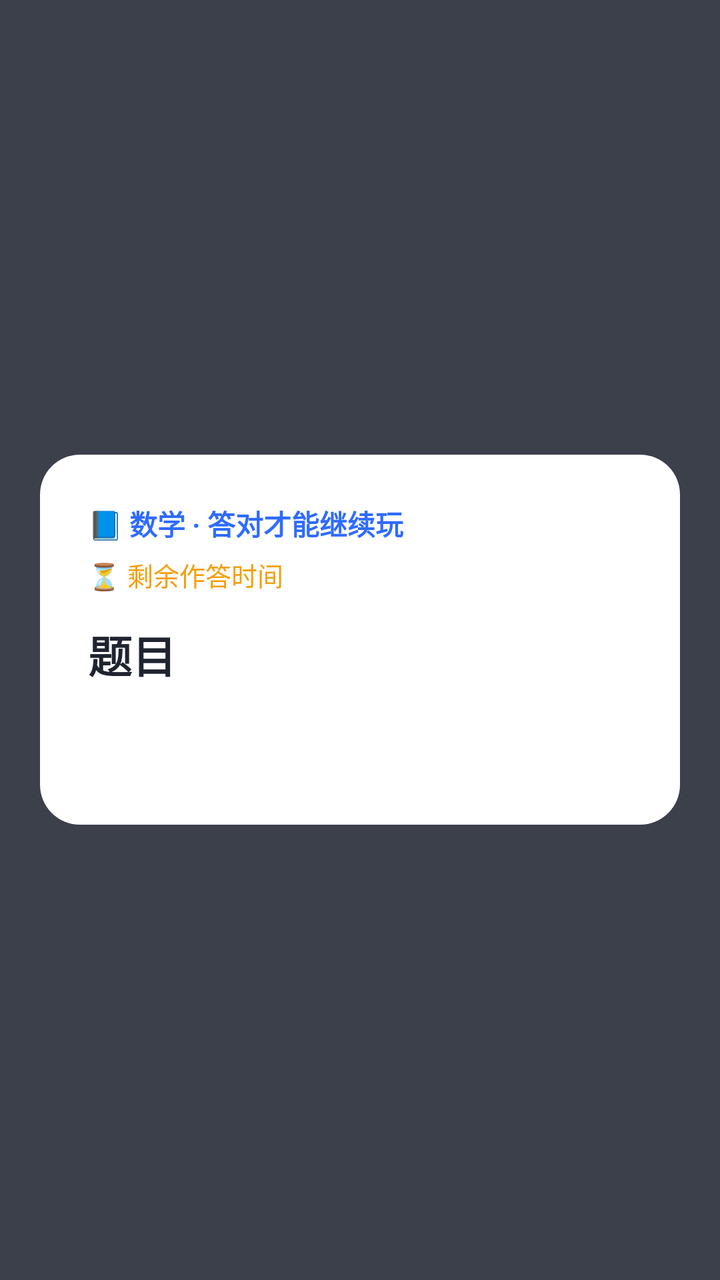
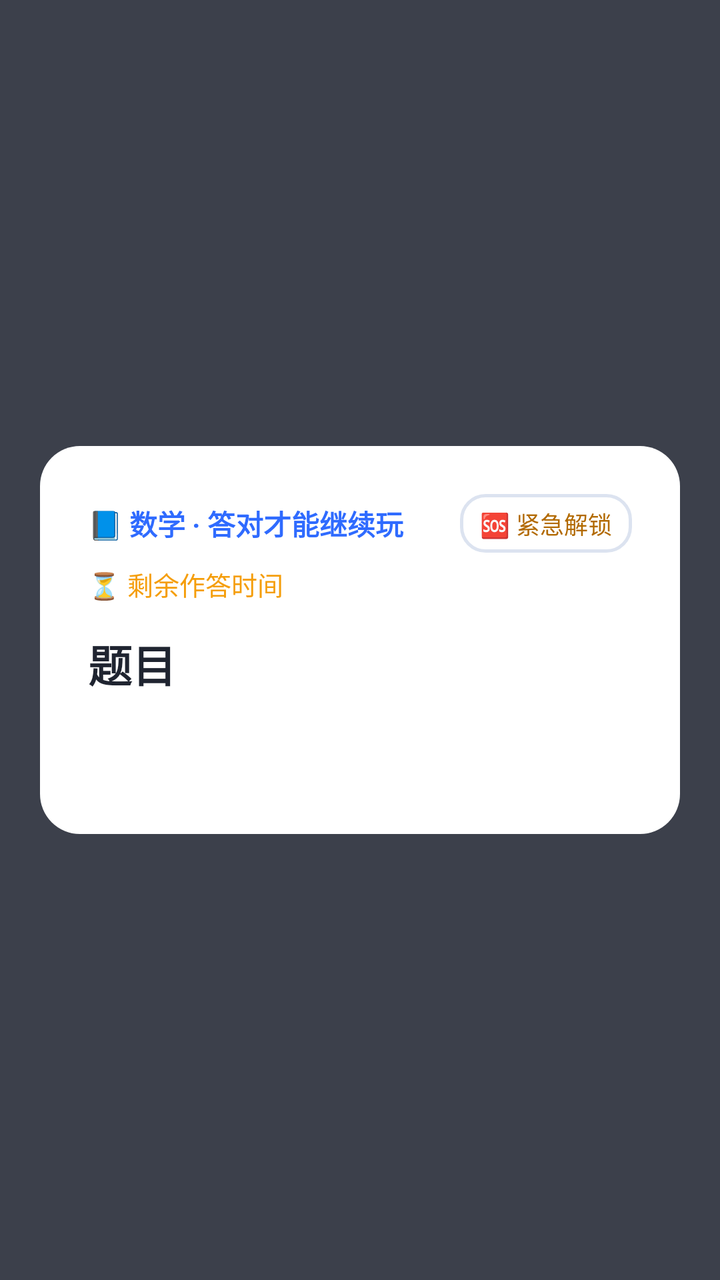

The first picture is an Android layout as it rendered before a commit; the second is the same layout after the commit. The layout source and the unified diff follow.
<!-- AndroidManifest.xml: application theme Theme.AnswerLock -->
<!-- res/layout/activity_quiz.xml -->
<?xml version="1.0" encoding="utf-8"?>
<FrameLayout xmlns:android="http://schemas.android.com/apk/res/android"
    android:layout_width="match_parent"
    android:layout_height="match_parent"
    android:background="#CC0D1220"
    android:gravity="center">

    
    <ScrollView
        android:id="@+id/quizBox"
        android:layout_width="match_parent"
        android:layout_height="wrap_content"
        android:layout_gravity="center"
        android:layout_margin="20dp"
        android:background="@drawable/bg_card">

        <LinearLayout
            android:layout_width="match_parent"
            android:layout_height="wrap_content"
            android:orientation="vertical"
            android:padding="24dp">

            <TextView
                android:id="@+id/subjectTv"
                android:layout_width="wrap_content"
                android:layout_height="wrap_content"
                android:text="📘 数学 · 答对才能继续玩"
                android:textColor="#2F6BFF"
                android:textSize="14sp"
                android:textStyle="bold" />

            <TextView
                android:id="@+id/penaltyTv"
                android:layout_width="wrap_content"
                android:layout_height="wrap_content"
                android:layout_marginTop="4dp"
                android:text="⚠️ 答错加题"
                android:textColor="#E5484D"
                android:textSize="13sp"
                android:textStyle="bold"
                android:visibility="gone" />

            <TextView
                android:id="@+id/timerTv"
                android:layout_width="wrap_content"
                android:layout_height="wrap_content"
                android:layout_marginTop="6dp"
                android:text="⏳ 剩余作答时间"
                android:textColor="#F59E0B"
                android:textSize="13sp" />

            <TextView
                android:id="@+id/questionTv"
                android:layout_width="match_parent"
                android:layout_height="wrap_content"
                android:layout_marginTop="14dp"
                android:layout_marginBottom="14dp"
                android:text="题目"
                android:textColor="#1F2430"
                android:textSize="22sp"
                android:textStyle="bold" />

            <LinearLayout
                android:id="@+id/optionsBox"
                android:layout_width="match_parent"
                android:layout_height="wrap_content"
                android:orientation="vertical" />

            <TextView
                android:id="@+id/feedbackTv"
                android:layout_width="match_parent"
                android:layout_height="wrap_content"
                android:layout_marginTop="12dp"
                android:gravity="center"
                android:textColor="#1F2430"
                android:textSize="14sp" />

            <TextView
                android:id="@+id/explainTv"
                android:layout_width="match_parent"
                android:layout_height="wrap_content"
                android:layout_marginTop="10dp"
                android:background="#F2F6FF"
                android:lineSpacingExtra="4dp"
                android:padding="12dp"
                android:textColor="#1F2430"
                android:textSize="13sp"
                android:visibility="gone" />

            <Button
                android:id="@+id/replayBtn"
                android:layout_width="match_parent"
                android:layout_height="42dp"
                android:layout_marginTop="8dp"
                android:backgroundTint="#EEF2FF"
                android:text="🔊 再听一遍讲解"
                android:textColor="#2F6BFF"
                android:visibility="gone" />
        </LinearLayout>
    </ScrollView>

    
    <LinearLayout
        android:id="@+id/lockBox"
        android:layout_width="match_parent"
        android:layout_height="match_parent"
        android:background="#10162A"
        android:gravity="center"
        android:orientation="vertical"
        android:padding="32dp"
        android:visibility="gone">

        <TextView
            android:layout_width="wrap_content"
            android:layout_height="wrap_content"
            android:text="🔒"
            android:textSize="56sp" />

        <TextView
            android:layout_width="wrap_content"
            android:layout_height="wrap_content"
            android:layout_marginTop="12dp"
            android:text="今日时间已用完"
            android:textColor="#FFFFFF"
            android:textSize="24sp"
            android:textStyle="bold" />

        <TextView
            android:layout_width="wrap_content"
            android:layout_height="wrap_content"
            android:layout_marginTop="8dp"
            android:gravity="center"
            android:text="去阅读、运动或休息一下吧！\n想继续使用需要家长输入密码解锁。"
            android:textColor="#AAB3C9"
            android:textSize="14sp" />

        <EditText
            android:id="@+id/lockPwd"
            android:layout_width="220dp"
            android:layout_height="48dp"
            android:layout_marginTop="24dp"
            android:gravity="center"
            android:hint="请输入家长密码"
            android:inputType="textPassword"
            android:maxLength="8"
            android:textColor="#FFFFFF"
            android:textColorHint="#7A8194" />

        <Button
            android:id="@+id/unlockBtn"
            android:layout_width="wrap_content"
            android:layout_height="48dp"
            android:layout_marginTop="12dp"
            android:paddingStart="40dp"
            android:paddingEnd="40dp"
            android:backgroundTint="#2F6BFF"
            android:text="解锁"
            android:textColor="#FFFFFF" />
    </LinearLayout>
</FrameLayout>
<!-- resources referenced by this layout -->
<resources>
  <!-- drawable bg_card (drawable) -->
  <?xml version="1.0" encoding="utf-8"?>
  <shape xmlns:android="http://schemas.android.com/apk/res/android">
      <solid android:color="#FFFFFF" />
      <corners android:radius="20dp" />
  </shape>
  <style name="Theme.AnswerLock" parent="Theme.AppCompat.Light.NoActionBar">
          <item name="android:statusBarColor">#F5F6F8</item>
          <item name="android:windowLightStatusBar">true</item>
      </style>
</resources>

<!-- the commit's change to res/layout/activity_quiz.xml (unified diff, before → after) -->
@@ -20,14 +20,45 @@
             android:orientation="vertical"
             android:padding="24dp">
 
-            <TextView
-                android:id="@+id/subjectTv"
-                android:layout_width="wrap_content"
-                android:layout_height="wrap_content"
-                android:text="📘 数学 · 答对才能继续玩"
-                android:textColor="#2F6BFF"
-                android:textSize="14sp"
-                android:textStyle="bold" />
+            
+            <LinearLayout
+                android:layout_width="match_parent"
+                android:layout_height="wrap_content"
+                android:gravity="center_vertical"
+                android:orientation="horizontal">
+
+                <TextView
+                    android:id="@+id/subjectTv"
+                    android:layout_width="0dp"
+                    android:layout_height="wrap_content"
+                    android:layout_weight="1"
+                    android:text="📘 数学 · 答对才能继续玩"
+                    android:textColor="#2F6BFF"
+                    android:textSize="14sp"
+                    android:textStyle="bold" />
+
+                <TextView
+                    android:id="@+id/emergencyBtn"
+                    android:layout_width="wrap_content"
+                    android:layout_height="wrap_content"
+                    android:background="@drawable/bg_field"
+                    android:clickable="true"
+                    android:focusable="true"
+                    android:paddingStart="10dp"
+                    android:paddingTop="6dp"
+                    android:paddingEnd="10dp"
+                    android:paddingBottom="6dp"
+                    android:text="🆘 紧急解锁"
+                    android:textColor="#B26A00"
+                    android:textSize="12sp" />
+            </LinearLayout>
+
+            
+            <LinearLayout
+                android:id="@+id/quizPanel"
+                android:layout_width="match_parent"
+                android:layout_height="wrap_content"
+                android:orientation="vertical">
 
             <TextView
                 android:id="@+id/penaltyTv"
@@ -96,6 +127,84 @@
                 android:text="🔊 再听一遍讲解"
                 android:textColor="#2F6BFF"
                 android:visibility="gone" />
+            </LinearLayout>
+
+            
+            <LinearLayout
+                android:id="@+id/emgBox"
+                android:layout_width="match_parent"
+                android:layout_height="wrap_content"
+                android:orientation="vertical"
+                android:visibility="gone">
+
+                <TextView
+                    android:layout_width="wrap_content"
+                    android:layout_height="wrap_content"
+                    android:text="🆘 家长紧急解锁"
+                    android:textColor="#1F2430"
+                    android:textSize="19sp"
+                    android:textStyle="bold" />
+
+                <TextView
+                    android:layout_width="match_parent"
+                    android:layout_height="wrap_content"
+                    android:layout_marginTop="8dp"
+                    android:background="#FFF4E5"
+                    android:lineSpacingExtra="3dp"
+                    android:padding="12dp"
+                    android:text="输入家长密码后：\n· 本轮题目立即作废，不用再答\n· 接下来 10 分钟不弹题、不计使用时长\n· 10 分钟后自动恢复守护"
+                    android:textColor="#8C4038"
+                    android:textSize="13sp" />
+
+                <EditText
+                    android:id="@+id/emgPwd"
+                    android:layout_width="match_parent"
+                    android:layout_height="48dp"
+                    android:layout_marginTop="14dp"
+                    android:background="@drawable/bg_field"
+                    android:gravity="center"
+                    android:hint="家长密码"
+                    android:inputType="numberPassword"
+                    android:maxLength="8"
+                    android:textSize="16sp" />
+
+                <TextView
+                    android:id="@+id/emgErrTv"
+                    android:layout_width="match_parent"
+                    android:layout_height="wrap_content"
+                    android:layout_marginTop="8dp"
+                    android:gravity="center"
+                    android:text="密码不对"
+                    android:textColor="#C0392B"
+                    android:textSize="12sp"
+                    android:visibility="gone" />
+
+                <LinearLayout
+                    android:layout_width="match_parent"
+                    android:layout_height="wrap_content"
+                    android:layout_marginTop="14dp"
+                    android:orientation="horizontal">
+
+                    <Button
+                        android:id="@+id/emgCancelBtn"
+                        android:layout_width="0dp"
+                        android:layout_height="46dp"
+                        android:layout_weight="1"
+                        android:backgroundTint="#F0F2F6"
+                        android:text="取消"
+                        android:textColor="#7A8194" />
+
+                    <Button
+                        android:id="@+id/emgOkBtn"
+                        android:layout_width="0dp"
+                        android:layout_height="46dp"
+                        android:layout_marginStart="10dp"
+                        android:layout_weight="1"
+                        android:backgroundTint="#F59E0B"
+                        android:text="确认解锁"
+                        android:textColor="#FFFFFF" />
+                </LinearLayout>
+            </LinearLayout>
         </LinearLayout>
     </ScrollView>
 
<!-- resource entries referenced after the edit -->
@@ -6,6 +6,15 @@
       <solid android:color="#FFFFFF" />
       <corners android:radius="20dp" />
   </shape>
+  <!-- drawable bg_field (drawable) -->
+  <?xml version="1.0" encoding="utf-8"?>
+  <shape xmlns:android="http://schemas.android.com/apk/res/android">
+      <solid android:color="#FFFFFF" />
+      <corners android:radius="12dp" />
+      <stroke
+          android:width="1.5dp"
+          android:color="#DCE3F0" />
+  </shape>
   <style name="Theme.AnswerLock" parent="Theme.AppCompat.Light.NoActionBar">
           <item name="android:statusBarColor">#F5F6F8</item>
           <item name="android:windowLightStatusBar">true</item>
